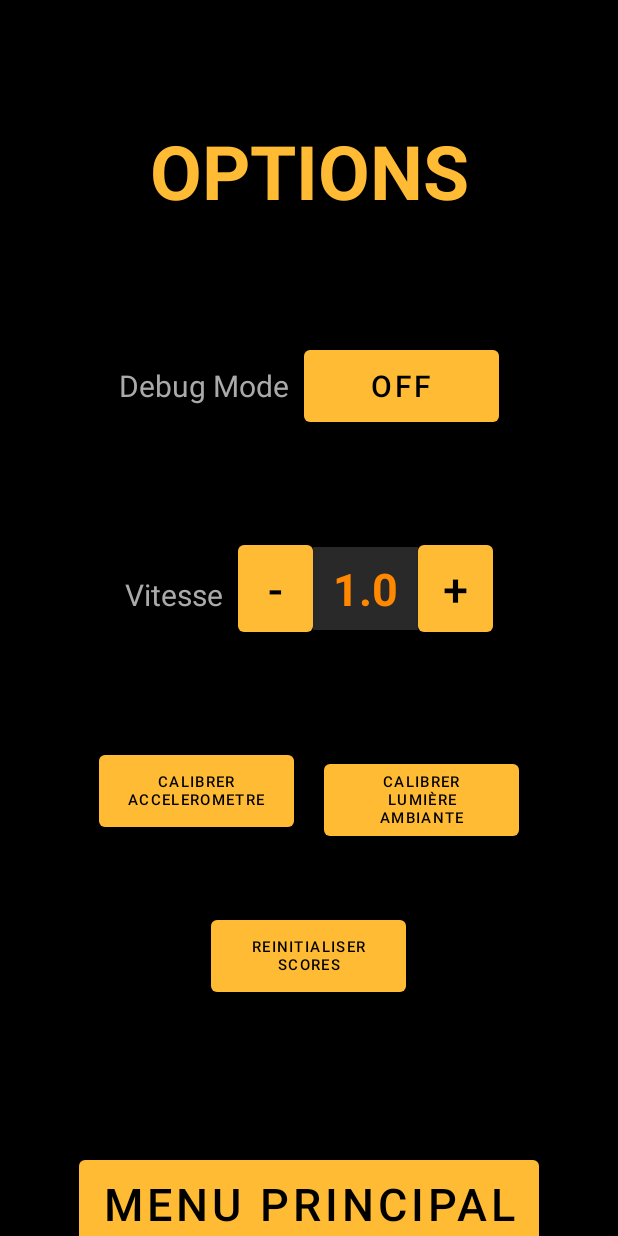
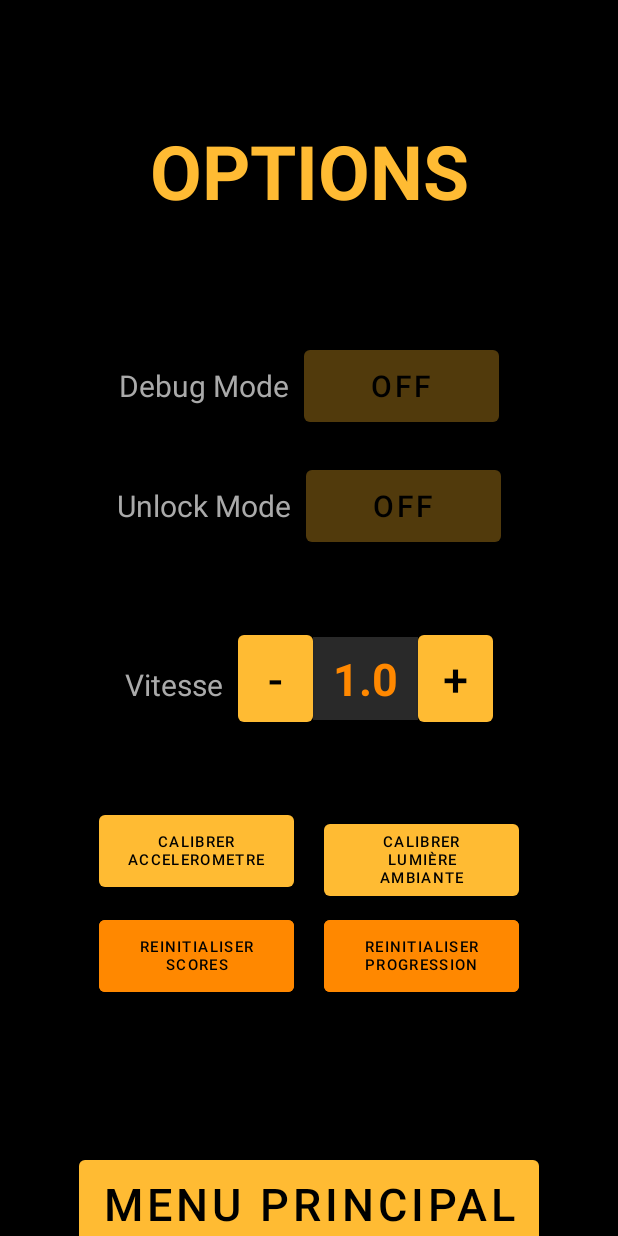
Before and after one commit to ArthurMalie/MiniJeu, an Android app: the OptionActivity screen opened directly, with no data from a screen before it, on a phone screen of 412 x 824 dp. Run offline under Robolectric (Android 15) with nearby library versions, the phone set to English and light mode, and no system bars.

Commit message:
Gestion du blocage des niveaux

```diff
--- a/app/src/main/java/fr/difs/minijeu/OptionActivity.java
+++ b/app/src/main/java/fr/difs/minijeu/OptionActivity.java
@@ -12,6 +12,7 @@ import android.widget.Button;
 import android.widget.TextView;
 
 import androidx.appcompat.app.AppCompatActivity;
+import androidx.core.content.res.ResourcesCompat;
 
 import java.util.Map;
 
@@ -19,7 +20,15 @@ public class OptionActivity extends AppCompatActivity implements View.OnClickLis
 
     private SharedPreferences optionPrefs;
     private SharedPreferences scorePrefs;
+    private SharedPreferences unlockPrefs;
+
     private Button btnDebug;
+    private Button btnUnlock;
+    private Button btnResetScores;
+    private Button btnResetUnlocks;
+    private Button btnCalibAccel;
+    private Button btnCalibLight;
+
     private TextView txtSpeed;
 
     private SensorManager sensorManager;
@@ -35,6 +44,7 @@ public class OptionActivity extends AppCompatActivity implements View.OnClickLis
 
         optionPrefs = getSharedPreferences("OptionsPreferences", MODE_PRIVATE);
         scorePrefs = getSharedPreferences("ScorePreferences", MODE_PRIVATE);
+        unlockPrefs = getSharedPreferences("UnlockPreferences", MODE_PRIVATE);
 
         sensorManager = (SensorManager) getSystemService(SENSOR_SERVICE);
         // Accelerometer
@@ -46,21 +56,27 @@ public class OptionActivity extends AppCompatActivity implements View.OnClickLis
         txtSpeed = findViewById(R.id.txtSpeed);
 
         btnDebug = findViewById(R.id.btnDebug);
+        btnUnlock = findViewById(R.id.btnUnlockAll);
         Button btnPlus = findViewById(R.id.btnVitessePlus);
         Button btnMoins = findViewById(R.id.btnVitesseMoins);
         Button btnMenu = findViewById(R.id.btnOptionsMenu);
-        Button btnCalibAccel = findViewById(R.id.btnCalibrerAccel);
-        Button btnCalibLight = findViewById(R.id.btnCalibrerLight);
-        Button btnReset = findViewById(R.id.btnResetScores);
+        btnCalibAccel = findViewById(R.id.btnCalibrerAccel);
+        btnCalibLight = findViewById(R.id.btnCalibrerLight);
+        btnResetScores = findViewById(R.id.btnResetScores);
+        btnResetUnlocks = findViewById(R.id.btnResetUnlocks);
+
         btnDebug.setOnClickListener(this);
+        btnUnlock.setOnClickListener(this);
         btnPlus.setOnClickListener(this);
         btnMoins.setOnClickListener(this);
         btnMenu.setOnClickListener(this);
         btnCalibAccel.setOnClickListener(this);
         btnCalibLight.setOnClickListener(this);
-        btnReset.setOnClickListener(this);
+        btnResetScores.setOnClickListener(this);
+        btnResetUnlocks.setOnClickListener(this);
 
         refreshDebug();
+        refreshUnlock();
         refreshSpeed();
     }
 
@@ -68,11 +84,17 @@ public class OptionActivity extends AppCompatActivity implements View.OnClickLis
     public void onClick(View v) {
         SharedPreferences.Editor optionsEditor = optionPrefs.edit();
         SharedPreferences.Editor scoreEditor = scorePrefs.edit();
+        SharedPreferences.Editor unlocksEditor = unlockPrefs.edit();
         switch (v.getId()) {
             case R.id.btnDebug:
                 optionsEditor.putBoolean("debug_mode", !optionPrefs.getBoolean("debug_mode", false));
                 optionsEditor.apply();
                 refreshDebug();
+                break;
+            case R.id.btnUnlockAll:
+                optionsEditor.putBoolean("unlock_mode", !optionPrefs.getBoolean("unlock_mode", false));
+                optionsEditor.apply();
+                refreshUnlock();
                 break;
             case R.id.btnVitessePlus:
                 float speed1 = optionPrefs.getFloat("speed", 1);
@@ -94,14 +116,22 @@ public class OptionActivity extends AppCompatActivity implements View.OnClickLis
                 optionsEditor.putFloat("xSpeed", xSpeed);
                 optionsEditor.putFloat("ySpeed", ySpeed);
                 optionsEditor.apply();
+                btnCalibAccel.setBackgroundColor(ResourcesCompat.getColor(getResources(), R.color.orange_dark, null));
                 break;
             case R.id.btnCalibrerLight:
                 optionsEditor.putFloat("light", light);
                 optionsEditor.apply();
+                btnCalibLight.setBackgroundColor(ResourcesCompat.getColor(getResources(), R.color.orange_dark, null));
                 break;
             case R.id.btnResetScores:
                 scoreEditor.clear();
                 scoreEditor.apply();
+                btnResetScores.setBackgroundColor(ResourcesCompat.getColor(getResources(), R.color.orange_variant_dark, null));
+                break;
+            case R.id.btnResetUnlocks:
+                unlocksEditor.clear();
+                unlocksEditor.apply();
+                btnResetUnlocks.setBackgroundColor(ResourcesCompat.getColor(getResources(), R.color.orange_variant_dark, null));
                 break;
             case R.id.btnOptionsMenu:
                 Intent intent = new Intent(this, MenuActivity.class);
@@ -111,11 +141,26 @@ public class OptionActivity extends AppCompatActivity implements View.OnClickLis
         }
     }
 
+
     private void refreshDebug() {
-        if (optionPrefs.getBoolean("debug_mode", false))
+        if (optionPrefs.getBoolean("debug_mode", false)) {
             btnDebug.setText("ON");
-        else
+            btnDebug.setBackgroundColor(ResourcesCompat.getColor(getResources(), R.color.orange_light, null));
+        } else {
             btnDebug.setText("OFF");
+            btnDebug.setBackgroundColor(ResourcesCompat.getColor(getResources(), R.color.orange_dark, null));
+        }
+    }
+
+    private void refreshUnlock() {
+        if (optionPrefs.getBoolean("unlock_mode", false)) {
+            btnUnlock.setText("ON");
+            btnUnlock.setBackgroundColor(ResourcesCompat.getColor(getResources(), R.color.orange_light, null));
+
+        } else {
+            btnUnlock.setText("OFF");
+            btnUnlock.setBackgroundColor(ResourcesCompat.getColor(getResources(), R.color.orange_dark, null));
+        }
     }
 
     private void refreshSpeed() {
--- a/app/src/main/res/layout/activity_level_select.xml
+++ b/app/src/main/res/layout/activity_level_select.xml
@@ -20,7 +20,7 @@
             app:titleTextColor="#000000" />
 
         <GridView
-            android:id="@+id/gridView1"
+            android:id="@+id/gridViewLevels"
             android:layout_width="wrap_content"
             android:layout_height="wrap_content"
             android:layout_marginStart="4dp"
--- a/app/src/main/res/layout/activity_option.xml
+++ b/app/src/main/res/layout/activity_option.xml
@@ -40,12 +40,8 @@
                 android:layout_weight="1"
                 android:text="Debug Mode"
                 android:textColor="@android:color/darker_gray"
-                android:textSize="20sp" />
-
-            <Space
-                android:layout_width="10dp"
-                android:layout_height="wrap_content"
-                android:layout_weight="1" />
+                android:textSize="20sp"
+                android:paddingRight="10dp"/>
 
             <Button
                 android:id="@+id/btnDebug"
@@ -58,7 +54,34 @@
 
         <Space
             android:layout_width="match_parent"
-            android:layout_height="70dp" />
+            android:layout_height="20dp" />
+
+        <LinearLayout
+            android:layout_width="wrap_content"
+            android:layout_height="wrap_content"
+            android:layout_gravity="center"
+            android:orientation="horizontal">
+
+            <TextView
+                android:layout_width="wrap_content"
+                android:layout_height="wrap_content"
+                android:text="Unlock Mode"
+                android:textColor="@android:color/darker_gray"
+                android:textSize="20sp"
+                android:paddingRight="10dp" />
+
+            <Button
+                android:id="@+id/btnUnlockAll"
+                android:layout_width="130dp"
+                android:layout_height="60dp"
+                android:text="null"
+                android:textSize="20sp" />
+
+        </LinearLayout>
+
+        <Space
+            android:layout_width="match_parent"
+            android:layout_height="50dp" />
 
         <LinearLayout
             android:layout_width="wrap_content"
@@ -109,7 +132,7 @@
 
         <Space
             android:layout_width="match_parent"
-            android:layout_height="70dp" />
+            android:layout_height="50dp" />
 
         <LinearLayout
             android:layout_width="wrap_content"
@@ -136,15 +159,34 @@
 
         <Space
             android:layout_width="match_parent"
-            android:layout_height="50dp" />
+            android:layout_height="10dp" />
+
+        <LinearLayout
+            android:layout_width="wrap_content"
+            android:layout_height="wrap_content"
+            android:layout_gravity="center"
+            android:orientation="horizontal">
 
             <Button
                 android:id="@+id/btnResetScores"
                 android:layout_width="130dp"
                 android:layout_height="60dp"
                 android:layout_gravity="center"
+                android:backgroundTint="?colorPrimaryVariant"
+                android:layout_marginRight="20dp"
                 android:text="Reinitialiser scores"
                 android:textSize="10sp" />
+
+            <Button
+                android:id="@+id/btnResetUnlocks"
+                android:layout_width="130dp"
+                android:layout_height="60dp"
+                android:layout_gravity="center"
+                android:backgroundTint="?colorPrimaryVariant"
+                android:text="Reinitialiser progression"
+                android:textSize="10sp" />
+
+        </LinearLayout>
 
         <Space
             android:layout_width="match_parent"
--- a/app/src/main/res/values/colors.xml
+++ b/app/src/main/res/values/colors.xml
@@ -7,4 +7,11 @@
     <color name="teal_700">#FF018786</color>
     <color name="black">#FF000000</color>
     <color name="white">#FFFFFFFF</color>
+
+    <color name="orange_light">@android:color/holo_orange_light</color>
+    <color name="orange_dark">#513A0C</color>
+    <color name="orange_variant_light">@android:color/holo_orange_dark</color>
+    <color name="orange_variant_dark">#502A00</color>
+
+
 </resources>
--- a/app/src/main/res/values/themes.xml
+++ b/app/src/main/res/values/themes.xml
@@ -13,6 +13,8 @@
         <item name="android:statusBarColor" tools:targetApi="l">?attr/colorPrimaryVariant</item>
         <!-- Customize your theme here. -->
         <item name="windowNoTitle">true</item>
+        <item name="colorControlNormal">@color/white</item>
+        <item name="colorControlActivated">@android:color/holo_orange_light</item>
         <!-- Toolbar Buttons -->
         <item name="toolbarNavigationButtonStyle">@style/Toolbar.Button.Navigation.Tinted</item>
     </style>
```
Also changed, not shown: app/src/main/java/fr/difs/minijeu/CustomGridViewAdapter.java (+14 -7 lines), app/src/main/java/fr/difs/minijeu/CustomGridViewItem.java (+10 -1 lines), app/src/main/java/fr/difs/minijeu/LevelSelectActivity.java (+22 -9 lines), app/src/main/res/layout/single_level.xml (+19 -7 lines), app/src/main/res/drawable-v24/locked_woodenframe.png (added), app/src/main/res/drawable-v24/padlock.png (added). Lines whose indentation alone changed are shown as unchanged.
